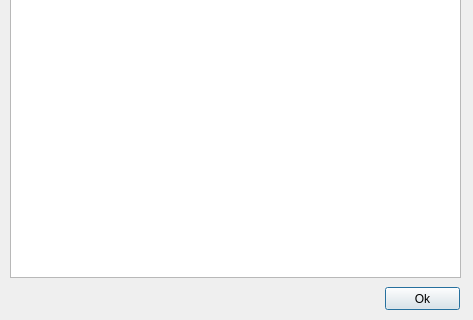
First picture: the form in generated/form_columns_select.ui, repository Doberm4n/POEStashJsonViewer, before the edit; both pictures show x 0 to 473 and y 178 to 498 of the 473 by 498 pixel window.
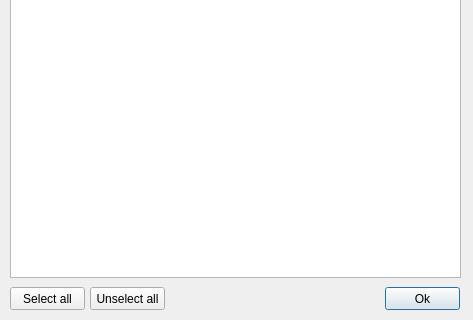
Second picture: the form after the edit.

Commit message: select all unselect all in columns_select

Diff of the .ui file:
```diff
--- a/generated/form_columns_select.ui
+++ b/generated/form_columns_select.ui
@@ -60,6 +60,32 @@
     <string>Ok</string>
    </property>
   </widget>
+  <widget class="QPushButton" name="selectAllColumnsPushButton">
+   <property name="geometry">
+    <rect>
+     <x>10</x>
+     <y>465</y>
+     <width>75</width>
+     <height>23</height>
+    </rect>
+   </property>
+   <property name="text">
+    <string>Select all</string>
+   </property>
+  </widget>
+  <widget class="QPushButton" name="unselectAllColumnsPushButton">
+   <property name="geometry">
+    <rect>
+     <x>90</x>
+     <y>465</y>
+     <width>75</width>
+     <height>23</height>
+    </rect>
+   </property>
+   <property name="text">
+    <string>Unselect all</string>
+   </property>
+  </widget>
  </widget>
  <resources/>
  <connections/>
```
The commit also changes 4 other files.
